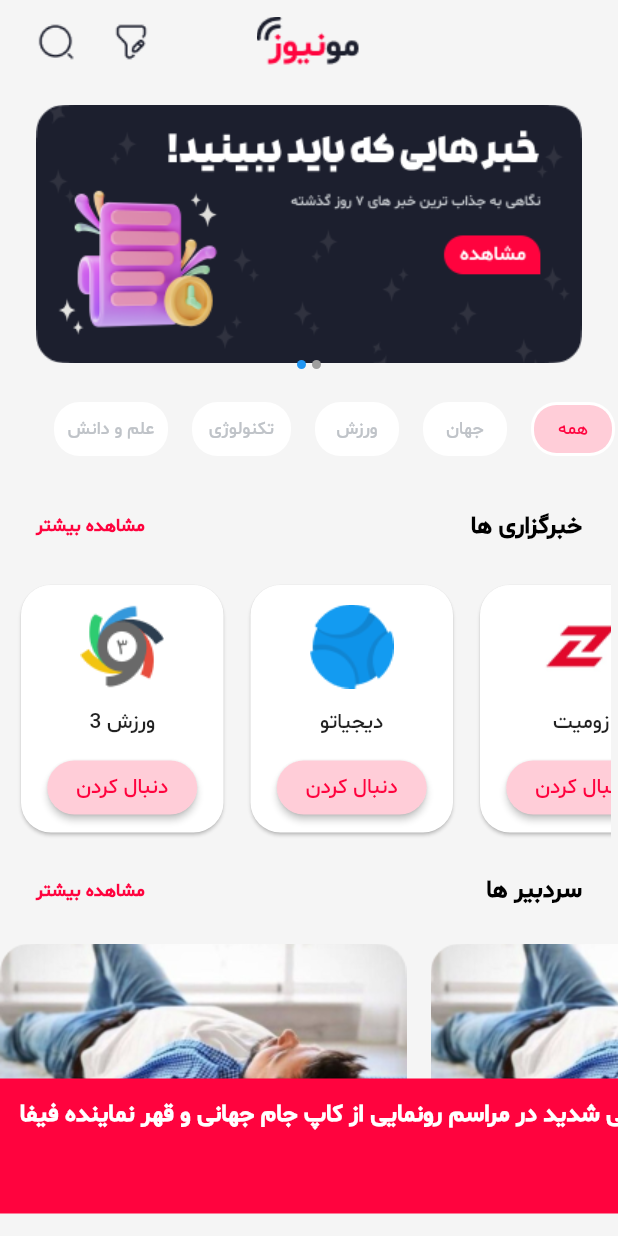
After one commit to omidkarami77/ui_tamrin, a Flutter app: the StorePage screen opened directly, on a phone screen of 412 x 824 dp. The commit adds this screen. Run offline on Flutter 3.47's test engine with Material 2 defaults, Android fonts, the phone set to English and light mode, and no system bars; drawn by our look-alikes of flutter_image_slideshow, text_scroll; missing offline and left inert: animated_button_bar, chip_list.

Commit message:
Finished UI

```diff
--- a/lib/main_screen.dart
+++ b/lib/main_screen.dart
@@ -2,6 +2,7 @@ import 'package:flutter/material.dart';
 import 'package:flutter/rendering.dart';
 import 'package:ui_tamrin/detail_khabar.dart';
 import 'package:ui_tamrin/home_screen.dart';
+import 'package:ui_tamrin/store_page.dart';
 
 class MainScreen extends StatefulWidget {
   MainScreen({Key? key}) : super(key: key);
@@ -79,8 +80,8 @@ class _MainScreenState extends State<MainScreen> {
       DetailKhabar(),
       HomeScreen(),
       HomeScreen(),
-      HomeScreen(),
-      HomeScreen(),
+      StorePage(),
+      HomeScreen()
     ];
   }
 }
--- /dev/null
+++ b/lib/store_page.dart
@@ -0,0 +1,424 @@
+import 'package:chip_list/chip_list.dart';
+import 'package:flutter/material.dart';
+import 'package:flutter_image_slideshow/flutter_image_slideshow.dart';
+import 'package:text_scroll/text_scroll.dart';
+
+class StorePage extends StatefulWidget {
+  const StorePage({super.key});
+
+  @override
+  State<StorePage> createState() => _StorePageState();
+}
+
+class _StorePageState extends State<StorePage> {
+  @override
+  Widget build(BuildContext context) {
+    return Scaffold(
+      resizeToAvoidBottomInset: true,
+      backgroundColor: Color(0xffF5F5F5),
+      appBar: AppBar(
+        leadingWidth: 100,
+        centerTitle: true,
+        title: Image.asset("images/title_icon.png"),
+        elevation: 0,
+        backgroundColor: Color(0xffF5F5F5),
+        leading: Center(
+          child: Row(children: [
+            Padding(
+              padding: EdgeInsets.only(left: 25),
+              child: Image.asset("images/search-normal.png"),
+            ),
+            SizedBox(
+              width: 25,
+            ),
+            Image.asset("images/filter-edit.png")
+          ]),
+        ),
+      ),
+      body: Stack(
+        alignment: Alignment.center,
+        children: [
+          SingleChildScrollView(
+            scrollDirection: Axis.vertical,
+            child: Column(children: [
+              ImageSlideshow(
+                /// Width of the [ImageSlideshow].
+                width: double.infinity,
+
+                /// Height of the [ImageSlideshow].
+                height: 200,
+
+                /// The page to show when first creating the [ImageSlideshow].
+                initialPage: 0,
+
+                /// The color to paint the indicator.
+                indicatorColor: Colors.blue,
+
+                /// The color to paint behind th indicator.
+                indicatorBackgroundColor: Colors.grey,
+
+                /// The widgets to display in the [ImageSlideshow].
+                /// Add the sample image file into the images folder
+                children: [
+                  Padding(
+                    padding: EdgeInsets.symmetric(horizontal: 24),
+                    child: ClipRRect(
+                      borderRadius: BorderRadius.circular(20.0),
+                      child: Image.asset(
+                        'images/banner1.png',
+                      ),
+                    ),
+                  ),
+                  Padding(
+                    padding: EdgeInsets.symmetric(horizontal: 24),
+                    child: ClipRRect(
+                      borderRadius: BorderRadius.circular(20.0),
+                      child: Image.asset("images/banner2.png"),
+                    ),
+                  )
+                ],
+
+                /// Called whenever the page in the center of the viewport changes.
+                onPageChanged: (value) {
+                  print('Page changed: $value');
+                },
+
+                /// Auto scroll interval.
+                /// Do not auto scroll with null or 0.
+                autoPlayInterval: 3000,
+
+                /// Loops back to first slide.
+                isLoop: true,
+              ),
+              getListStory(),
+              titlee("مشاهده بیشتر", "خبرگزاری ها"),
+              Padding(
+                padding: const EdgeInsets.symmetric(horizontal: 5),
+                child: _getSkilCard(),
+              ),
+              titlee("مشاهده بیشتر", "سردبیر ها"),
+              pezeshk(),
+              Container(
+                height: 100,
+              ),
+            ]),
+          ),
+          Positioned(
+              height: 90,
+              bottom: 15.0,
+              right: 0.0,
+              left: 0.0,
+              child: Container(
+                  padding: EdgeInsets.only(bottom: 42),
+                  color: Color(0xffFF033E),
+                  child: Center(
+                    child: TextScroll(
+                      'برانکو تکذیب کرد/ نه با عمان فسخ کردم، نه با ایران مذاکره داشتم...    '
+                      'بی‌نظمی شدید در مراسم رونمایی از کاپ جام جهانی و قهر نماینده فیفا...   ',
+                      style: TextStyle(
+                          color: Colors.white,
+                          fontFamily: "shabnam",
+                          fontWeight: FontWeight.w700,
+                          fontSize: 16),
+                      mode: TextScrollMode.bouncing,
+                      numberOfReps: 200,
+                      delayBefore: Duration(milliseconds: 2000),
+                      pauseBetween: Duration(milliseconds: 1000),
+                      velocity: Velocity(pixelsPerSecond: Offset(100, 0)),
+                      textAlign: TextAlign.right,
+                      selectable: true,
+                    ),
+                  ))),
+        ],
+      ),
+    );
+  }
+
+  Widget titlee(String a, String b) {
+    return Padding(
+      padding: EdgeInsets.symmetric(horizontal: 24, vertical: 24),
+      child: Row(mainAxisAlignment: MainAxisAlignment.spaceBetween, children: [
+        Text(
+          a,
+          style: TextStyle(
+              fontWeight: FontWeight.w700,
+              fontSize: 12,
+              color: Color(0xffFF033E)),
+        ),
+        Spacer(),
+        Text(
+          b,
+          style: TextStyle(
+              fontWeight: FontWeight.w700,
+              fontSize: 16,
+              color: Color(0xff000000)),
+        )
+      ]),
+    );
+  }
+
+  Widget getListStory() {
+    return Container(
+      height: 60,
+      child: ListView.builder(
+          itemCount: 1,
+          scrollDirection: Axis.horizontal,
+          itemBuilder: (context, index) {
+            return getAddStoryBox();
+          }),
+    );
+  }
+
+  Widget getAddStoryBox() {
+    return Container(
+      margin: EdgeInsets.symmetric(
+        horizontal: 20,
+      ),
+      child: Row(children: [
+        Padding(
+          padding: EdgeInsets.only(left: 16),
+          child: Container(
+            decoration: BoxDecoration(
+              color: Colors.white,
+              borderRadius: BorderRadius.circular(17),
+            ),
+            height: 36,
+            width: 76,
+            child: Padding(
+              padding: EdgeInsets.all(2),
+              child: Container(
+                decoration: BoxDecoration(
+                  color: Colors.white,
+                  borderRadius: BorderRadius.circular(15),
+                ),
+                child: Center(
+                    child: Text(
+                  "علم و دانش",
+                  style: TextStyle(fontSize: 12, color: Color(0xffBFC3C8)),
+                )),
+              ),
+            ),
+          ),
+        ),
+        Padding(
+          padding: const EdgeInsets.only(left: 16),
+          child: Container(
+            decoration: BoxDecoration(
+              color: Colors.white,
+              borderRadius: BorderRadius.circular(17),
+            ),
+            height: 36,
+            width: 66,
+            child: Padding(
+              padding: EdgeInsets.all(2),
+              child: Container(
+                decoration: BoxDecoration(
+                  color: Colors.white,
+                  borderRadius: BorderRadius.circular(15),
+                ),
+                child: Center(
+                    child: Text(
+                  "تکنولوژی",
+                  style: TextStyle(fontSize: 12, color: Color(0xffBFC3C8)),
+                )),
+              ),
+            ),
+          ),
+        ),
+        Padding(
+          padding: const EdgeInsets.only(left: 16),
+          child: Container(
+            decoration: BoxDecoration(
+              color: Colors.white,
+              borderRadius: BorderRadius.circular(17),
+            ),
+            height: 36,
+            width: 56,
+            child: Padding(
+              padding: EdgeInsets.all(2),
+              child: Container(
+                decoration: BoxDecoration(
+                  color: Colors.white,
+                  borderRadius: BorderRadius.circular(15),
+                ),
+                child: Center(
+                    child: Text(
+                  "ورزش",
+                  style: TextStyle(fontSize: 12, color: Color(0xffBFC3C8)),
+                )),
+              ),
+            ),
+          ),
+        ),
+        Padding(
+          padding: const EdgeInsets.only(left: 16),
+          child: Container(
+            decoration: BoxDecoration(
+              color: Colors.white,
+              borderRadius: BorderRadius.circular(17),
+            ),
+            height: 36,
+            width: 56,
+            child: Padding(
+              padding: EdgeInsets.all(2),
+              child: Container(
+                decoration: BoxDecoration(
+                  color: Colors.white,
+                  borderRadius: BorderRadius.circular(15),
+                ),
+                child: Center(
+                    child: Text(
+                  "جهان",
+                  style: TextStyle(fontSize: 12, color: Color(0xffBFC3C8)),
+                )),
+              ),
+            ),
+          ),
+        ),
+        Padding(
+          padding: const EdgeInsets.only(left: 16, right: 16),
+          child: Container(
+            decoration: BoxDecoration(
+              color: Colors.white,
+              borderRadius: BorderRadius.circular(17),
+            ),
+            height: 36,
+            width: 56,
+            child: Padding(
+              padding: EdgeInsets.all(2),
+              child: Container(
+                decoration: BoxDecoration(
+                  color: Color(0xffFFCDD8),
+                  borderRadius: BorderRadius.circular(15),
+                ),
+                child: Center(
+                    child: Text(
+                  "همه",
+                  style: TextStyle(fontSize: 12, color: Color(0xffFF033E)),
+                )),
+              ),
+            ),
+          ),
+        ),
+      ]),
+    );
+  }
+
+  Widget pezeshk() {
+    return SingleChildScrollView(
+      scrollDirection: Axis.horizontal,
+      child: Row(children: [
+        Container(
+          width: 271,
+          height: 159,
+          child: Image.asset("images/pezeshk.png"),
+        ),
+        SizedBox(
+          width: 16,
+        ),
+        Container(
+          width: 271,
+          height: 159,
+          child: Image.asset("images/pezeshk.png"),
+        ),
+        SizedBox(
+          width: 16,
+        ),
+        Container(
+          width: 271,
+          height: 159,
+          child: Image.asset("images/pezeshk.png"),
+        ),
+        SizedBox(
+          width: 16,
+        ),
+        Container(
+          width: 271,
+          height: 159,
+          child: Image.asset("images/pezeshk.png"),
+        ),
+        SizedBox(
+          width: 16,
+        ),
+        Container(
+          width: 271,
+          height: 159,
+          child: Image.asset("images/pezeshk.png"),
+        ),
+        SizedBox(
+          width: 16,
+        ),
+        Container(
+          width: 271,
+          height: 159,
+          child: Image.asset("images/pezeshk.png"),
+        ),
+        SizedBox(
+          width: 16,
+        ),
+      ]),
+    );
+  }
+
+  Widget _getSkilCard() {
+    var list = ["ورزش سه", "دیجیاتو", "زومیت"];
+    var listen = ["varzesh3", "digiato", "zoomit"];
+
+    return SingleChildScrollView(
+      scrollDirection: Axis.horizontal,
+      child: Row(
+        children: [
+          for (var skill in listen)
+            Container(
+                margin: EdgeInsets.only(left: 5, right: 5),
+                child: Card(
+                    color: Colors.white,
+                    shape: RoundedRectangleBorder(
+                      borderRadius: BorderRadius.circular(20.0),
+                    ),
+                    child: Container(
+                      width: 135,
+                      height: 165,
+                      child: Center(
+                          child: Column(children: [
+                        SizedBox(
+                          height: 13,
+                        ),
+                        Container(
+                            width: 56,
+                            height: 56,
+                            child: Image.asset("images/$skill.png")),
+                        SizedBox(
+                          height: 13,
+                        ),
+                        Column(
+                          children: <Widget>[
+                            if (skill == "varzesh3") Text("ورزش 3"),
+                            if (skill == "digiato") Text("دیجیاتو"),
+                            if (skill == "zoomit") Text("زومیت"),
+                          ],
+                        ),
+                        Container(
+                          width: 100,
+                          padding: const EdgeInsets.only(top: 10),
+                          child: ElevatedButton(
+                            onPressed: () {},
+                            child: Text(
+                              "دنبال کردن",
+                              style: TextStyle(color: Color(0xffFF033E)),
+                            ),
+                            style: ElevatedButton.styleFrom(
+                              backgroundColor: Color(0xffFFCDD8),
+                              shape: RoundedRectangleBorder(
+                                borderRadius: BorderRadius.circular(20.0),
+                              ),
+                            ),
+                          ),
+                        )
+                      ])),
+                    ))),
+        ],
+      ),
+    );
+  }
+}
--- a/pubspec.yaml
+++ b/pubspec.yaml
@@ -32,7 +32,10 @@ dependencies:
   flutter:
     sdk: flutter
   animated_button_bar: ^0.0.2
+  flutter_image_slideshow: ^0.1.4
+  chip_list: ^2.3.3+8
 
+  text_scroll: ^0.1.0
 
   # The following adds the Cupertino Icons font to your application.
   # Use with the CupertinoIcons class for iOS style icons.
```
Also changed, not shown: detail.png (added), home.png (added), images/Banner-1.png (added), images/Banner-2.png (added), images/banner1.png (added), images/banner2.png (added), images/digiato.png (added), images/filter-edit.png (added), images/pezeshk.png (added), images/search-normal.png (added), images/varzesh3.png (added), images/zoomit.png (added), pubspec.lock, store.png (added).
